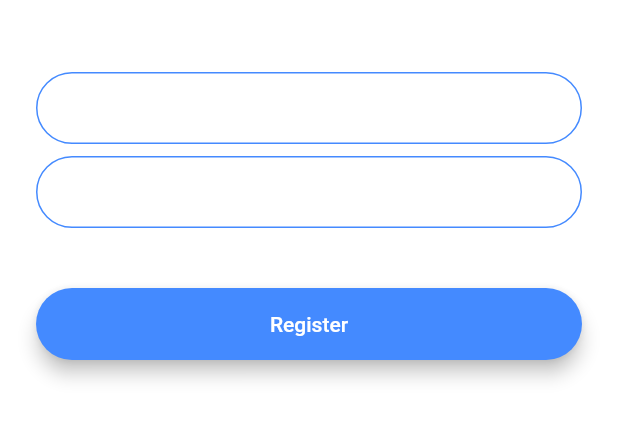
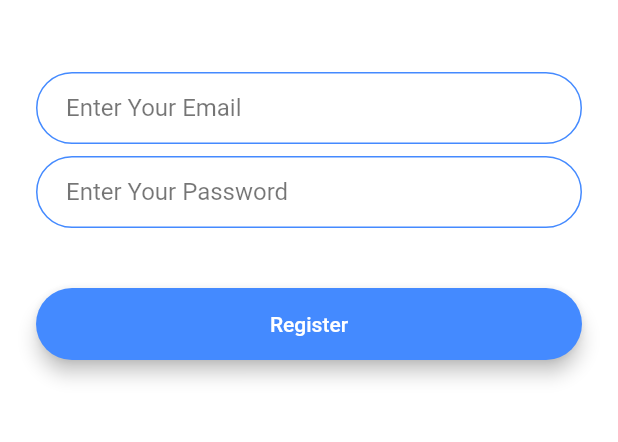
Before and after one commit to bl1nkker/flutter-development-bootcamp, a Flutter app: the screen it shows after launch, after a tap on "Register", on a phone screen of 412 x 824 dp, the part 576-1018 px from its top. Run offline on Flutter 3.47's test engine with Material 2 defaults, Android fonts, the phone set to English and light mode, and no system bars; our stand-ins replace animated_text_kit, audioplayers, flutter_spinkit, font_awesome_flutter, geolocator, rflutter_alert.

Commit message:
177 Code Refactoring Challenge

```diff
--- /dev/null
+++ b/flash_chat_flutter/lib/components/rounded_button.dart
@@ -0,0 +1,34 @@
+import 'package:flutter/material.dart';
+
+class RoundedButton extends StatelessWidget {
+  final String text;
+  final Function onPressed;
+  final Color color;
+  const RoundedButton(
+      {Key? key,
+      required this.color,
+      required this.onPressed,
+      required this.text})
+      : super(key: key);
+
+  @override
+  Widget build(BuildContext context) {
+    return Padding(
+      padding: const EdgeInsets.symmetric(vertical: 16.0),
+      child: Material(
+        elevation: 5.0,
+        color: color,
+        borderRadius: BorderRadius.circular(30.0),
+        child: MaterialButton(
+          onPressed: () => onPressed(),
+          minWidth: 200.0,
+          height: 42.0,
+          child: Text(
+            text,
+            style: const TextStyle(color: Colors.white),
+          ),
+        ),
+      ),
+    );
+  }
+}
--- a/flash_chat_flutter/lib/constants.dart
+++ b/flash_chat_flutter/lib/constants.dart
@@ -17,3 +17,19 @@ const kMessageContainerDecoration = BoxDecoration(
     top: BorderSide(color: Colors.lightBlueAccent, width: 2.0),
   ),
 );
+
+const kTextFieldTextStyle = InputDecoration(
+  hintStyle: TextStyle(color: Colors.black54),
+  contentPadding: EdgeInsets.symmetric(vertical: 10.0, horizontal: 20.0),
+  border: OutlineInputBorder(
+    borderRadius: BorderRadius.all(Radius.circular(32.0)),
+  ),
+  enabledBorder: OutlineInputBorder(
+    borderSide: BorderSide(color: Colors.blueAccent, width: 1.0),
+    borderRadius: BorderRadius.all(Radius.circular(32.0)),
+  ),
+  focusedBorder: OutlineInputBorder(
+    borderSide: BorderSide(color: Colors.blueAccent, width: 2.0),
+    borderRadius: BorderRadius.all(Radius.circular(32.0)),
+  ),
+);
--- a/flash_chat_flutter/lib/main.dart
+++ b/flash_chat_flutter/lib/main.dart
@@ -10,11 +10,6 @@ class FlashChat extends StatelessWidget {
   @override
   Widget build(BuildContext context) {
     return MaterialApp(
-      theme: ThemeData.dark().copyWith(
-        textTheme: const TextTheme(
-          bodyText1: TextStyle(color: Colors.black54),
-        ),
-      ),
       initialRoute: WelcomeScreen.id,
       routes: {
         WelcomeScreen.id: (context) => WelcomeScreen(),
--- a/flash_chat_flutter/lib/screens/registration_screen.dart
+++ b/flash_chat_flutter/lib/screens/registration_screen.dart
@@ -1,3 +1,5 @@
+import 'package:flash_chat_flutter/components/rounded_button.dart';
+import 'package:flash_chat_flutter/constants.dart';
 import 'package:flutter/material.dart';
 
 class RegistrationScreen extends StatefulWidget {
@@ -31,22 +33,8 @@ class _RegistrationScreenState extends State<RegistrationScreen> {
               onChanged: (value) {
                 //Do something with the user input.
               },
-              decoration: const InputDecoration(
-                hintText: 'Enter your email',
-                contentPadding:
-                    EdgeInsets.symmetric(vertical: 10.0, horizontal: 20.0),
-                border: OutlineInputBorder(
-                  borderRadius: BorderRadius.all(Radius.circular(32.0)),
-                ),
-                enabledBorder: OutlineInputBorder(
-                  borderSide: BorderSide(color: Colors.blueAccent, width: 1.0),
-                  borderRadius: BorderRadius.all(Radius.circular(32.0)),
-                ),
-                focusedBorder: OutlineInputBorder(
-                  borderSide: BorderSide(color: Colors.blueAccent, width: 2.0),
-                  borderRadius: BorderRadius.all(Radius.circular(32.0)),
-                ),
-              ),
+              decoration:
+                  kTextFieldTextStyle.copyWith(hintText: 'Enter Your Email'),
             ),
             const SizedBox(
               height: 8.0,
@@ -55,44 +43,18 @@ class _RegistrationScreenState extends State<RegistrationScreen> {
               onChanged: (value) {
                 //Do something with the user input.
               },
-              decoration: const InputDecoration(
-                hintText: 'Enter your password',
-                contentPadding:
-                    EdgeInsets.symmetric(vertical: 10.0, horizontal: 20.0),
-                border: OutlineInputBorder(
-                  borderRadius: BorderRadius.all(Radius.circular(32.0)),
-                ),
-                enabledBorder: OutlineInputBorder(
-                  borderSide: BorderSide(color: Colors.blueAccent, width: 1.0),
-                  borderRadius: BorderRadius.all(Radius.circular(32.0)),
-                ),
-                focusedBorder: OutlineInputBorder(
-                  borderSide: BorderSide(color: Colors.blueAccent, width: 2.0),
-                  borderRadius: BorderRadius.all(Radius.circular(32.0)),
-                ),
-              ),
+              decoration:
+                  kTextFieldTextStyle.copyWith(hintText: 'Enter Your Password'),
             ),
             const SizedBox(
               height: 24.0,
             ),
-            Padding(
-              padding: const EdgeInsets.symmetric(vertical: 16.0),
-              child: Material(
-                color: Colors.blueAccent,
-                borderRadius: const BorderRadius.all(Radius.circular(30.0)),
-                elevation: 5.0,
-                child: MaterialButton(
-                  onPressed: () {
-                    //Implement registration functionality.
-                  },
-                  minWidth: 200.0,
-                  height: 42.0,
-                  child: const Text(
-                    'Register',
-                    style: TextStyle(color: Colors.white),
-                  ),
-                ),
-              ),
+            RoundedButton(
+              text: 'Register',
+              onPressed: () {
+                Navigator.pushNamed(context, RegistrationScreen.id);
+              },
+              color: Colors.blueAccent,
             ),
           ],
         ),
--- a/flash_chat_flutter/lib/screens/welcome_screen.dart
+++ b/flash_chat_flutter/lib/screens/welcome_screen.dart
@@ -1,4 +1,5 @@
 import 'package:animated_text_kit/animated_text_kit.dart';
+import 'package:flash_chat_flutter/components/rounded_button.dart';
 import 'package:flash_chat_flutter/screens/login_screen.dart';
 import 'package:flash_chat_flutter/screens/registration_screen.dart';
 import 'package:flutter/material.dart';
@@ -60,41 +61,19 @@ class _WelcomeScreenState extends State<WelcomeScreen>
             const SizedBox(
               height: 48.0,
             ),
-            Padding(
-              padding: const EdgeInsets.symmetric(vertical: 16.0),
-              child: Material(
-                elevation: 5.0,
-                color: Colors.lightBlueAccent,
-                borderRadius: BorderRadius.circular(30.0),
-                child: MaterialButton(
+            RoundedButton(
+              text: 'Log In',
               onPressed: () {
                 Navigator.pushNamed(context, LoginScreen.id);
               },
-                  minWidth: 200.0,
-                  height: 42.0,
-                  child: const Text(
-                    'Log In',
+              color: Colors.lightBlueAccent,
             ),
-                ),
-              ),
-            ),
-            Padding(
-              padding: const EdgeInsets.symmetric(vertical: 16.0),
-              child: Material(
-                color: Colors.blueAccent,
-                borderRadius: BorderRadius.circular(30.0),
-                elevation: 5.0,
-                child: MaterialButton(
+            RoundedButton(
+              text: 'Register',
               onPressed: () {
                 Navigator.pushNamed(context, RegistrationScreen.id);
               },
-                  minWidth: 200.0,
-                  height: 42.0,
-                  child: const Text(
-                    'Register',
-                  ),
-                ),
-              ),
+              color: Colors.blueAccent,
             ),
           ],
         ),
```
Also changed, not shown: flash_chat_flutter/lib/screens/login_screen.dart (+12 -53 lines). Lines whose indentation alone changed are shown as unchanged.
